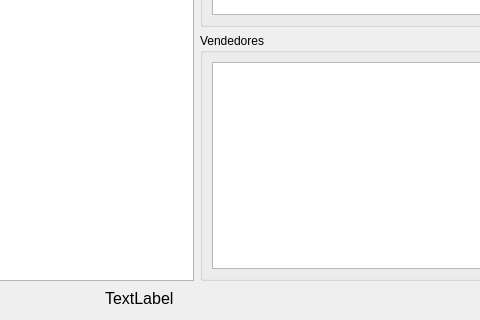
The window that listadoventas.ui (Ladis72/tienda) describes before a commit, drawn with Qt 5; both pictures show x 167 to 647 and y 261 to 581 of the 904 by 581 pixel window.
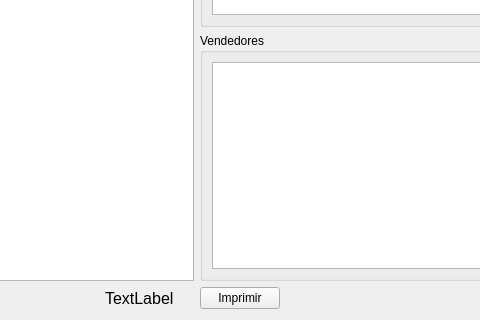
The same window after the commit.

Commit message: Imprimir ventas

What changed in the file:
```diff
--- a/listadoventas.ui
+++ b/listadoventas.ui
@@ -165,6 +165,13 @@
      </property>
     </widget>
    </item>
+   <item row="2" column="4">
+    <widget class="QPushButton" name="pushButtonImprimir">
+     <property name="text">
+      <string>Imprimir</string>
+     </property>
+    </widget>
+   </item>
   </layout>
  </widget>
  <resources/>
```
The commit also changes 4 other files.
